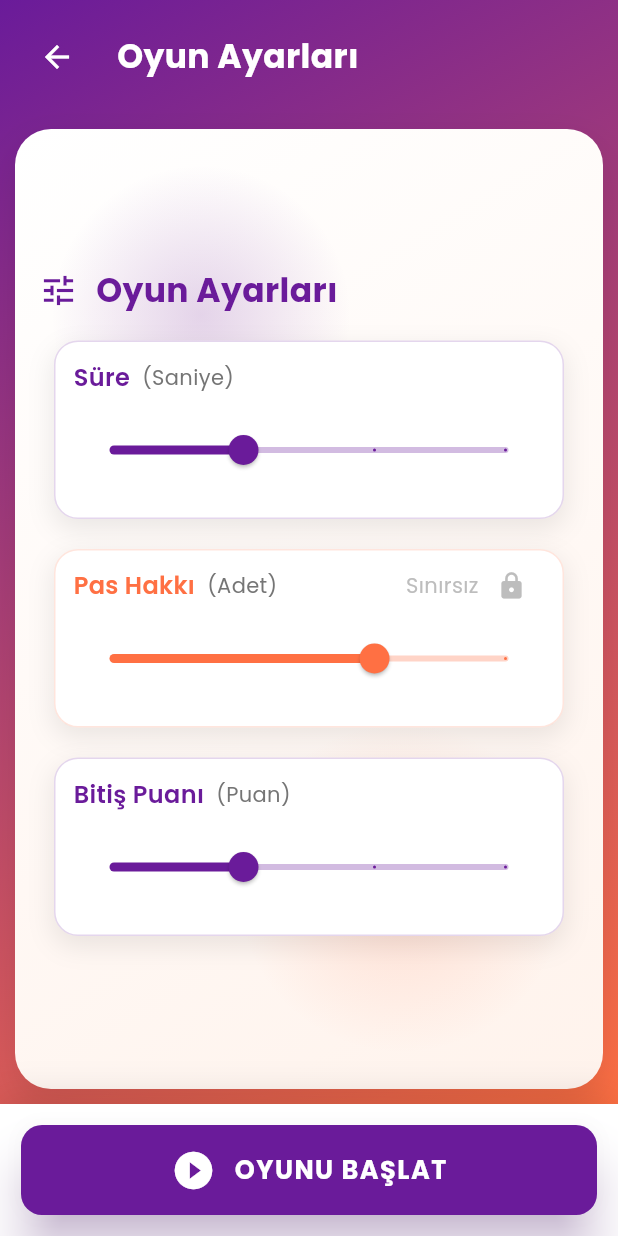
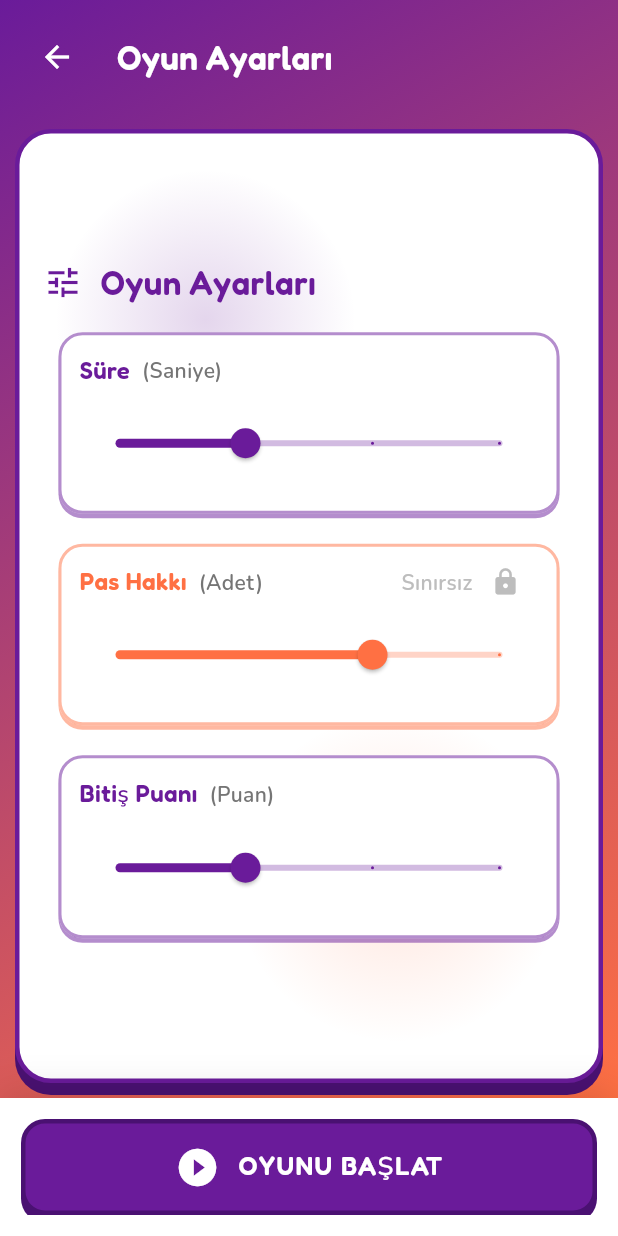
Before and after one commit to sudekazan/Tabu-Oyunu, a Flutter app: the AyarlarEkrani screen opened by its route, after a tap on "DEVAM", on a phone screen of 412 x 824 dp. Run offline on Flutter 3.47's test engine with Material 3 defaults, Android fonts, the light colour scheme and no system bars; our stand-ins replace confetti, google_fonts, google_mobile_ads, in_app_purchase, shared_preferences; accounts and stored records are empty; generated files the repository leaves out were written again; network calls fail.

Commit message:
Ayarlar ekranını kil tasarımına taşı
Gövde kartını, giriş kutularını, kaydırıcı kartlarını ve DEVAM/OYUNU
BAŞLAT butonunu kalın kenarlık + düz gölge ile yeniden çiz, başlıkları
Fredoka fontuna geçir.

```diff
--- a/lib/screens/ayarlar_screens.dart
+++ b/lib/screens/ayarlar_screens.dart
@@ -1,7 +1,6 @@
 import 'package:flutter/material.dart';
 import '../core/app_theme.dart';
 import '../core/app_routes.dart';
-import 'package:google_fonts/google_fonts.dart';
 import 'oyun_sayfasi.dart';
 import '../core/plan_manager.dart';
 import '../core/reklam_servisi.dart';
@@ -194,11 +193,7 @@ class _AyarlarEkraniState extends State<AyarlarEkrani> {
                     SizedBox(width: _isSmall ? 10 : 16),
                     Text(
                       _adim == 1 ? 'Takım İsimleri' : 'Oyun Ayarları',
-                      style: GoogleFonts.poppins(
-                        fontSize: _titleFs,
-                        fontWeight: FontWeight.bold,
-                        color: Colors.white,
-                      ),
+                      style: AppTheme.heading(fontSize: _titleFs),
                     ),
                   ],
                 ),
@@ -207,23 +202,13 @@ class _AyarlarEkraniState extends State<AyarlarEkrani> {
               Expanded(
                 child: Container(
                   margin: _padOuter,
-                  decoration: BoxDecoration(
-                    gradient: const LinearGradient(
-                      begin: Alignment.topLeft,
-                      end: Alignment.bottomRight,
-                      colors: [
-                        Color(0xFFFFFFFF),
-                        Color(0xFFFFF3EC), // çok hafif sıcak ton
-                      ],
-                    ),
-                    borderRadius: BorderRadius.circular(_isSmall ? 18 : 24),
-                    boxShadow: [
-                      BoxShadow(
-                        color: Colors.black.withValues(alpha: 0.1),
-                        blurRadius: _isSmall ? 14 : 20,
-                        offset: Offset(0, _isSmall ? 6 : 10),
-                      ),
-                    ],
+                  decoration: AppTheme.clayDecoration(
+                    background: Colors.white,
+                    borderColor: AppColors.primary,
+                    shadowColor: AppColors.primaryDark,
+                    radius: _isSmall ? 18 : 24,
+                    borderWidth: 3,
+                    shadowOffset: _isSmall ? 6 : 8,
                   ),
                   child: Stack(
                     children: [
@@ -299,9 +284,20 @@ class _AyarlarEkraniState extends State<AyarlarEkrani> {
           BoxShadow(color: Colors.black12, blurRadius: 20, offset: Offset(0, -5)),
         ]),
         child: SizedBox(
-          height: _isSmall ? 52 : 60,
-          child: ElevatedButton(
-            onPressed: () {
+          height: _isSmall ? 56 : 64,
+          child: Material(
+            color: Colors.transparent,
+            child: Ink(
+              decoration: AppTheme.clayDecoration(
+                background: AppColors.primary,
+                borderColor: AppColors.primaryDark,
+                shadowColor: AppColors.primaryDark,
+                radius: _isSmall ? 14 : 16,
+                shadowOffset: 5,
+              ),
+              child: InkWell(
+                borderRadius: BorderRadius.circular(_isSmall ? 14 : 16),
+                onTap: () {
                   if (_adim == 1) {
                     if (_formKey.currentState!.validate()) {
                       setState(() => _adim = 2);
@@ -311,28 +307,24 @@ class _AyarlarEkraniState extends State<AyarlarEkrani> {
                   // Tam sayfa reklam göster ve sonra oyunu başlat
                   _showTamSayfaReklamVeOyunuBaslat();
                 },
-            style: ElevatedButton.styleFrom(
-              backgroundColor: AppColors.primary,
-              foregroundColor: Colors.white,
-              elevation: 14,
-              shadowColor: AppColors.primary.withValues(alpha: 0.5),
-              minimumSize: Size.fromHeight(_isSmall ? 56 : 64), // buton yüksekliği biraz arttı
-              shape: RoundedRectangleBorder(borderRadius: BorderRadius.circular(_isSmall ? 12 : 14)),
-            ),
+                child: Center(
                   child: Row(
                     mainAxisAlignment: MainAxisAlignment.center,
                     children: [
-                Icon(_adim == 1 ? Icons.navigate_next : Icons.play_circle_filled, size: _isSmall ? 26 : 30), // ikon büyüt
+                      Icon(
+                        _adim == 1 ? Icons.navigate_next : Icons.play_circle_filled,
+                        color: Colors.white,
+                        size: _isSmall ? 26 : 30,
+                      ),
                       SizedBox(width: _isSmall ? 8 : 12),
                       Text(
                         _adim == 1 ? 'DEVAM' : 'OYUNU BAŞLAT',
-                  style: GoogleFonts.poppins(
-                    fontSize: _buttonFs,
-                    fontWeight: FontWeight.bold, // yazı bold
-                    letterSpacing: 1,
+                        style: AppTheme.heading(fontSize: _buttonFs, letterSpacing: 1),
+                      ),
+                    ],
                   ),
                 ),
-              ],
+              ),
             ),
           ),
         ),
@@ -367,14 +359,7 @@ class _AyarlarEkraniState extends State<AyarlarEkrani> {
       children: [
         Icon(icon, color: AppColors.primary, size: _isSmall ? 22 : 26),
         SizedBox(width: _isSmall ? 8 : 12),
-        Text(
-          title,
-          style: GoogleFonts.poppins(
-            fontSize: _sectionTitleFs, // 20px ve üstü
-            fontWeight: FontWeight.bold, // bold
-            color: AppColors.primary,
-          ),
-        ),
+        Text(title, style: AppTheme.heading(fontSize: _sectionTitleFs, color: AppColors.primary)),
       ],
     );
   }
@@ -386,18 +371,13 @@ class _AyarlarEkraniState extends State<AyarlarEkrani> {
     required Color color,
   }) {
     return Container(
-      decoration: BoxDecoration(
-        color: Colors.white,
-        borderRadius: BorderRadius.circular(_isSmall ? 14 : 16),
-        border: Border.all(color: color.withValues(alpha: 0.25)),
-        boxShadow: [
-          BoxShadow(
-            color: Colors.black.withValues(alpha: 0.08),
-            blurRadius: _isSmall ? 10 : 14,
-            spreadRadius: 1,
-            offset: Offset(0, _isSmall ? 4 : 6),
-          ),
-        ],
+      decoration: AppTheme.clayDecoration(
+        background: Colors.white,
+        borderColor: color,
+        shadowColor: color,
+        radius: _isSmall ? 14 : 16,
+        borderWidth: 2.5,
+        shadowOffset: 3,
       ),
       child: TextFormField(
         controller: controller,
@@ -409,7 +389,7 @@ class _AyarlarEkraniState extends State<AyarlarEkrani> {
           }
           return null;
         },
-        style: GoogleFonts.poppins(fontSize: _isSmall ? 15 : 16, fontWeight: FontWeight.w600), // Ana takım adı 16px semi-bold
+        style: AppTheme.body(fontSize: _isSmall ? 15 : 16, fontWeight: FontWeight.w700), // Ana takım adı 16px semi-bold
         decoration: InputDecoration(
           labelText: label,
           prefixIcon: Icon(icon, color: color, size: _isSmall ? 20 : 24),
@@ -422,11 +402,7 @@ class _AyarlarEkraniState extends State<AyarlarEkrani> {
           floatingLabelAlignment: FloatingLabelAlignment.center,
           border: InputBorder.none,
           contentPadding: EdgeInsets.symmetric(vertical: _isSmall ? 8 : 10), // daha da azalt
-          labelStyle: GoogleFonts.poppins(
-            fontSize: 14, // 14px
-            fontWeight: FontWeight.w500, // medium
-            color: color.withValues(alpha: 0.9), // daha belirgin ton
-          ),
+          labelStyle: AppTheme.body(fontSize: 14, color: color.withValues(alpha: 0.9)),
         ),
       ),
     );
@@ -447,18 +423,13 @@ class _AyarlarEkraniState extends State<AyarlarEkrani> {
     return Container(
       margin: _padOuter,
       padding: _padAll,
-      decoration: BoxDecoration(
-        color: Colors.white,
-        borderRadius: BorderRadius.circular(_isSmall ? 14 : 16),
-        border: Border.all(color: color.withValues(alpha: 0.18)),
-        boxShadow: [
-          BoxShadow(
-            color: Colors.black.withValues(alpha: 0.08),
-            blurRadius: _isSmall ? 10 : 14,
-            spreadRadius: 1,
-            offset: Offset(0, _isSmall ? 4 : 6),
-          ),
-        ],
+      decoration: AppTheme.clayDecoration(
+        background: Colors.white,
+        borderColor: color.withValues(alpha: 0.5),
+        shadowColor: color.withValues(alpha: 0.5),
+        radius: _isSmall ? 14 : 16,
+        borderWidth: 2,
+        shadowOffset: 3,
       ),
       child: Column(
         crossAxisAlignment: CrossAxisAlignment.start,
@@ -468,21 +439,11 @@ class _AyarlarEkraniState extends State<AyarlarEkrani> {
             children: [
               Row(
                 children: [
-                  Text(
-                    title,
-                    style: GoogleFonts.poppins(
-                      fontSize: _labelFs,
-                      fontWeight: FontWeight.w600,
-                      color: color,
-                    ),
-                  ),
+                  Text(title, style: AppTheme.heading(fontSize: _labelFs, color: color)),
                   SizedBox(width: _isSmall ? 6 : 8),
                   Text(
                     '($subtitle)',
-                    style: GoogleFonts.poppins(
-                      fontSize: _isSmall ? 12 : 14,
-                      color: Colors.grey[600],
-                    ),
+                    style: AppTheme.body(fontSize: _isSmall ? 12 : 14, color: Colors.grey[600]!),
                   ),
                 ],
               ),
@@ -494,9 +455,9 @@ class _AyarlarEkraniState extends State<AyarlarEkrani> {
                   children: [
                     Text(
                       'Sınırsız',
-                      style: GoogleFonts.poppins(
+                      style: AppTheme.body(
                         fontSize: _isSmall ? 12 : 14,
-                        color: _plan == PlanType.premium ? Colors.grey[700] : Colors.grey[400]
+                        color: _plan == PlanType.premium ? Colors.grey[700]! : Colors.grey[400]!,
                       )
                     ),
                     if (_plan == PlanType.premium)
```
Lines whose indentation alone changed are shown as unchanged.
